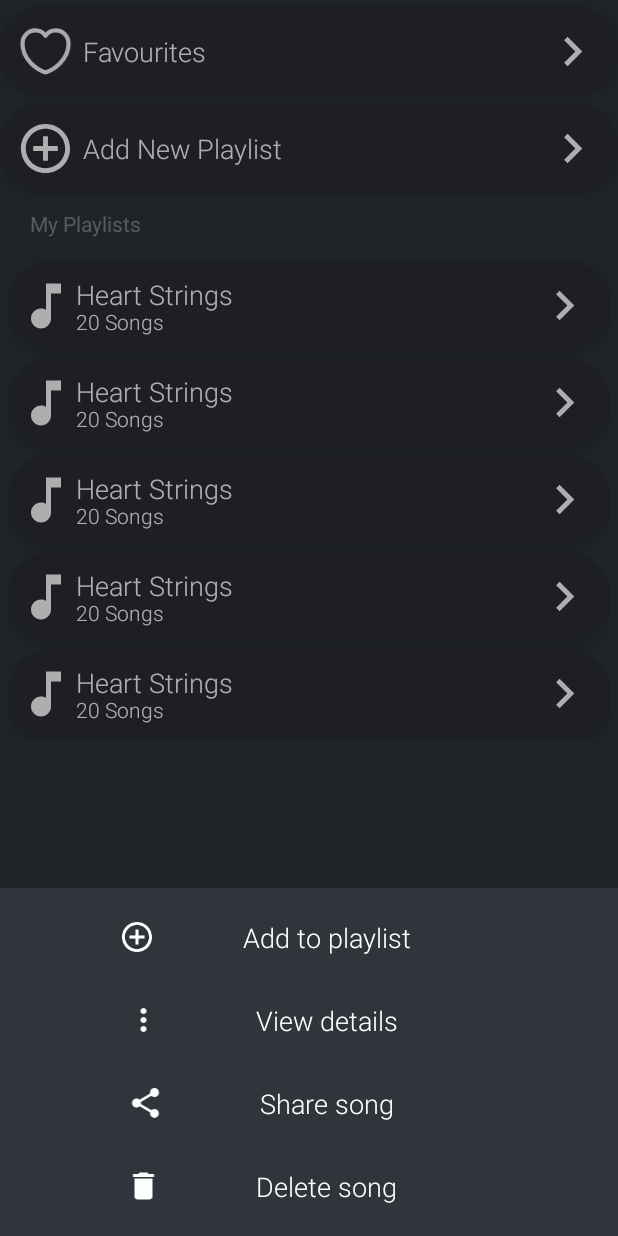
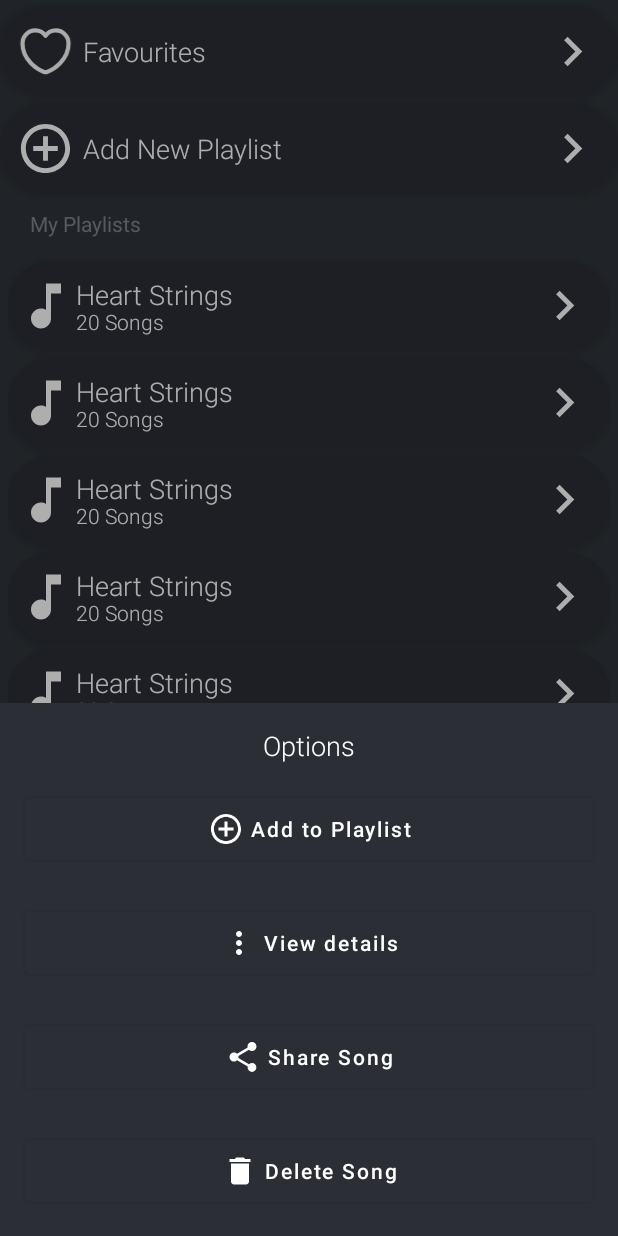
Before and after one commit to richardmachage/MusicPlayer, an Android app: the fragment BottomSheetSongOptions placed in its activity, item 3 of the bottom bar chosen, on a phone screen of 412 x 824 dp. Run offline under Robolectric (Android 15) with nearby library versions, the phone set to English and light mode, and no system bars; plain views replace NeumorphImageButton; 1 statement that could not run was skipped.

Commit message:
bottom sheets formating kidogo

```diff
--- a/app/src/main/java/com/example/musicplayer/screens/main/BottomSheetSongOptions.kt
+++ b/app/src/main/java/com/example/musicplayer/screens/main/BottomSheetSongOptions.kt
@@ -1,5 +1,6 @@
 package com.example.musicplayer.screens.main
 
+import android.app.Dialog
 import android.os.Bundle
 import android.view.LayoutInflater
 import android.view.View
@@ -8,6 +9,7 @@ import android.widget.Toast
 import androidx.fragment.app.activityViewModels
 import com.example.musicplayer.R
 import com.example.musicplayer.databinding.SongOptionsBottomSheetBinding
+import com.google.android.material.bottomsheet.BottomSheetDialog
 import com.google.android.material.bottomsheet.BottomSheetDialogFragment
 
 class BottomSheetSongOptions : BottomSheetDialogFragment(){
@@ -33,11 +35,11 @@ class BottomSheetSongOptions : BottomSheetDialogFragment(){
     override fun onViewCreated(view: View, savedInstanceState: Bundle?) {
         super.onViewCreated(view, savedInstanceState)
 
-        binding.addToPlaylistLinearLayout.setOnClickListener{
+        binding.addToPlaylistButton.setOnClickListener{
            Toast.makeText(requireContext(), "add to playlist clicked", Toast.LENGTH_SHORT).show()
         }
 
-        binding.viewDetailsLinearLayout.setOnClickListener {
+        binding.viewDetailsButton.setOnClickListener {
             //Toast.makeText(requireContext(), "viewDetails clicked", Toast.LENGTH_SHORT).show()
 
             viewDetailsBottomSheet.isCancelable = false
@@ -45,12 +47,13 @@ class BottomSheetSongOptions : BottomSheetDialogFragment(){
             this.dismiss()
         }
 
-        binding.shareLinearLayout.setOnClickListener {
+        binding.shareSongButton.setOnClickListener {
             Toast.makeText(requireContext(), "Share song clicked", Toast.LENGTH_SHORT).show()
         }
 
-        binding.deleteSongLinearLayout.setOnClickListener {
+        binding.deleteSongButton.setOnClickListener {
             Toast.makeText(requireContext(), "Delete Song clicked", Toast.LENGTH_SHORT).show()
         }
     }
+
 }
--- /dev/null
+++ b/app/src/main/res/drawable/rounded_top.xml
@@ -0,0 +1,11 @@
+<?xml version="1.0" encoding="utf-8"?>
+<shape
+    xmlns:android="http://schemas.android.com/apk/res/android"
+    android:shape="rectangle"
+    android:tint="@color/primary_light"
+    >
+<corners android:topRightRadius="60dp"
+    android:topLeftRadius="60dp"
+    />
+    <solid android:color="@color/primary_light"/>
+</shape>
--- a/app/src/main/res/layout/song_options_bottom_sheet.xml
+++ b/app/src/main/res/layout/song_options_bottom_sheet.xml
@@ -2,122 +2,82 @@
 <LinearLayout xmlns:android="http://schemas.android.com/apk/res/android"
     android:layout_width="match_parent"
     android:layout_height="match_parent"
-    android:background="@color/primary_dark"
+    xmlns:app="http://schemas.android.com/apk/res-auto"
+    android:background="@color/primary_light"
     android:orientation="vertical"
     android:padding="5dp">
 
-    <LinearLayout
-        android:id="@+id/addToPlaylist_LinearLayout"
+    <com.google.android.material.textview.MaterialTextView
         android:layout_width="match_parent"
         android:layout_height="wrap_content"
+        android:text="Options"
+        android:textColor="@color/white"
+        android:textAlignment="center"
+        android:fontFamily="sans-serif-light"
+        android:textSize="18sp"
         android:padding="5dp"
+        android:layout_marginTop="5dp"
+        />
+    <com.google.android.material.button.MaterialButton
+        android:padding="10dp"
         android:layout_margin="10dp"
-        android:gravity="center_horizontal"
-        android:orientation="horizontal"
-
-        >
-
-
-        <ImageView
-            android:layout_width="wrap_content"
-            android:layout_height="wrap_content"
-            android:layout_weight="1"
-            android:src="@drawable/add_circle_icon" />
-        <com.google.android.material.textview.MaterialTextView
-            android:layout_width="wrap_content"
-            android:layout_height="wrap_content"
-            android:layout_weight="1"
-            android:fontFamily="sans-serif-light"
-            android:text="Add to playlist"
-            android:textColor="@color/white"
-            android:textSize="18sp"
-            />
-
-
-    </LinearLayout>
-
-    <LinearLayout
-        android:id="@+id/viewDetails_LinearLayout"
+        android:id="@+id/addToPlaylist_button"
         android:layout_width="match_parent"
         android:layout_height="wrap_content"
-        android:padding="5dp"
+        android:text="Add to Playlist"
+        style="@style/Widget.MaterialComponents.Button.OutlinedButton"
+        android:textColor="@color/white"
+        android:textAllCaps="false"
+        app:icon="@drawable/add_circle_icon"
+        app:iconTint="@color/white"
+        app:iconGravity="textStart"
+        app:rippleColor="@color/dark_grey"
+        />
+    <com.google.android.material.button.MaterialButton
+        android:padding="10dp"
         android:layout_margin="10dp"
-        android:gravity="center_horizontal"
-        android:orientation="horizontal"
-
-        >
-
-        <ImageView
-            android:layout_width="wrap_content"
-            android:layout_height="wrap_content"
-            android:src="@drawable/options_icon"
-            android:layout_weight="1"
-            />
-        <com.google.android.material.textview.MaterialTextView
-            android:layout_width="wrap_content"
-            android:layout_height="wrap_content"
-            android:layout_weight="1"
-            android:fontFamily="sans-serif-light"
-            android:text="View details"
-            android:textColor="@color/white"
-            android:textSize="18sp" />
-
-
-    </LinearLayout>
-
-    <LinearLayout
-        android:id="@+id/share_LinearLayout"
+        android:id="@+id/viewDetails_button"
         android:layout_width="match_parent"
         android:layout_height="wrap_content"
-        android:padding="5dp"
+        android:text="View details"
+        style="@style/Widget.MaterialComponents.Button.OutlinedButton"
+        android:textColor="@color/white"
+        android:textAllCaps="false"
+        app:icon="@drawable/options_icon"
+        app:iconTint="@color/white"
+        app:iconGravity="textStart"
+        app:rippleColor="@color/dark_grey"
+        />
+    <com.google.android.material.button.MaterialButton
+        android:padding="10dp"
         android:layout_margin="10dp"
-        android:gravity="center_horizontal"
-        android:orientation="horizontal"
-        >
-
-        <ImageView
-            android:layout_width="wrap_content"
-            android:layout_height="wrap_content"
-            android:layout_weight="1"
-            android:src="@drawable/share_icon" />
-        <com.google.android.material.textview.MaterialTextView
-            android:layout_width="wrap_content"
-            android:layout_height="wrap_content"
-            android:fontFamily="sans-serif-light"
-            android:text="Share song"
-            android:layout_weight="1"
-            android:textColor="@color/white"
-            android:textSize="18sp" />
-
-    </LinearLayout>
-
-    <LinearLayout
-        android:id="@+id/deleteSong_LinearLayout"
+        android:id="@+id/shareSong_button"
         android:layout_width="match_parent"
         android:layout_height="wrap_content"
-        android:padding="5dp"
+        android:text="Share Song"
+        app:rippleColor="@color/dark_grey"
+        style="@style/Widget.MaterialComponents.Button.OutlinedButton"
+        android:textColor="@color/white"
+        android:textAllCaps="false"
+        app:icon="@drawable/share_icon"
+        app:iconTint="@color/white"
+        app:iconGravity="textStart"
+        />
+    <com.google.android.material.button.MaterialButton
+        android:padding="10dp"
         android:layout_margin="10dp"
-        android:gravity="center_horizontal"
-        android:orientation="horizontal">
-
-        <ImageView
-            android:layout_width="wrap_content"
-            android:layout_height="wrap_content"
-            android:layout_weight="1"
-
-            android:src="@drawable/delete_icon" />
-
-        <com.google.android.material.textview.MaterialTextView
-            android:layout_width="wrap_content"
-            android:layout_height="wrap_content"
-            android:layout_weight="1"
-            android:fontFamily="sans-serif-light"
-            android:text="Delete song"
-            android:textColor="@color/white"
-            android:textSize="18sp" />
-
-
-    </LinearLayout>
+        android:id="@+id/deleteSong_button"
+        app:rippleColor="@color/dark_grey"
+        android:layout_width="match_parent"
+        android:layout_height="wrap_content"
+        android:text="Delete Song"
+        style="@style/Widget.MaterialComponents.Button.OutlinedButton"
+        android:textColor="@color/white"
+        android:textAllCaps="false"
+        app:icon="@drawable/delete_icon"
+        app:iconTint="@color/white"
+        app:iconGravity="textStart"
+        />
 
 
 </LinearLayout>
```
